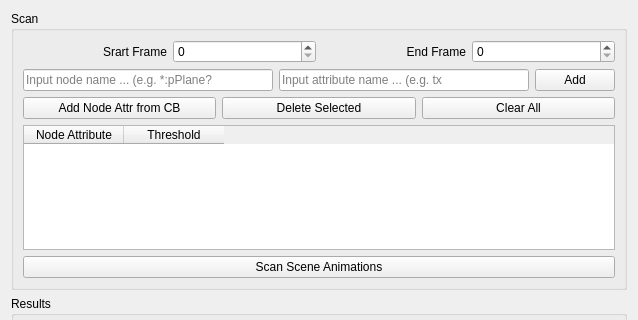
Before: the Qt Designer form gui_main.ui in zebraed/spikeChecker, drawn with Qt 5; both pictures show x 0 to 638 and y 0 to 320 of the 638 by 502 pixel window.
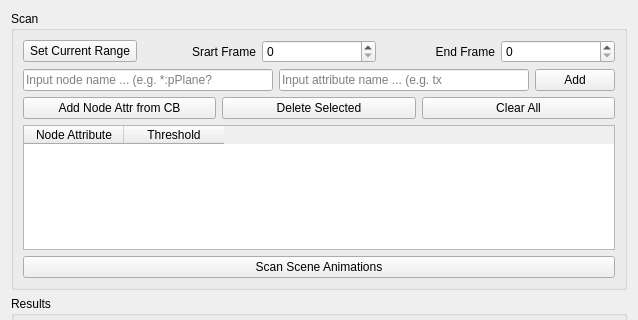
After: the same form once the commit is applied.

Commit message: added menu bar and set range button

```diff
--- a/gui_main.ui
+++ b/gui_main.ui
@@ -30,6 +30,13 @@
        <layout class="QVBoxLayout" name="verticalLayout">
         <item>
          <layout class="QHBoxLayout" name="horizontalLayout_framerange">
+          <item>
+           <widget class="QPushButton" name="pushButton_set_range">
+            <property name="text">
+             <string>Set Current Range</string>
+            </property>
+           </widget>
+          </item>
           <item>
            <widget class="QLabel" name="label_start">
             <property name="sizePolicy">
```
The commit also changes 1 other file.
